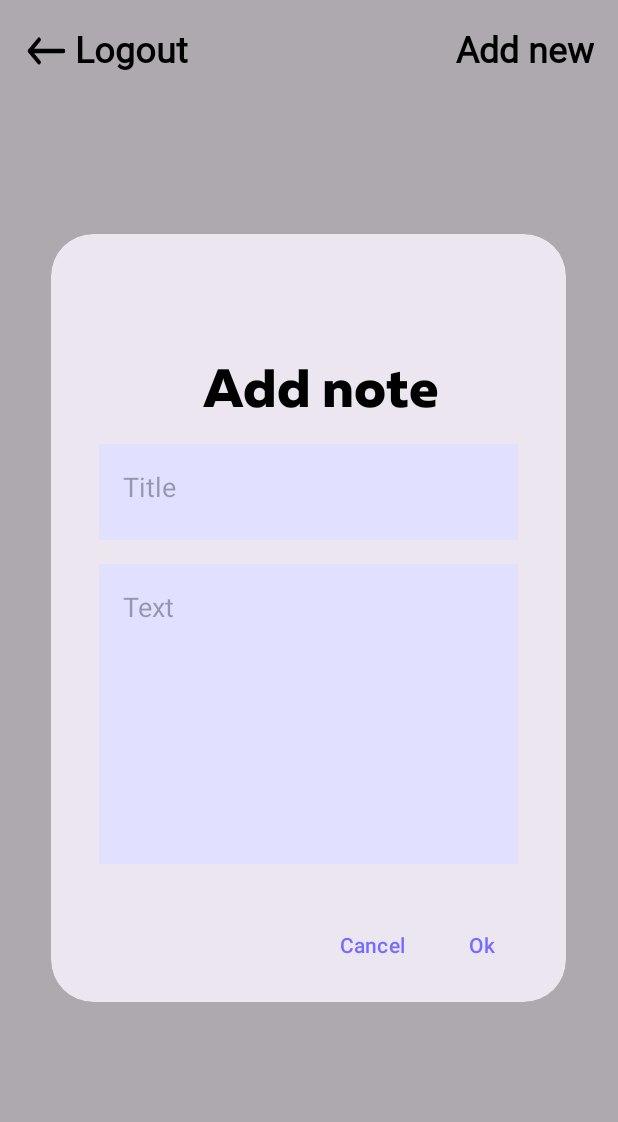
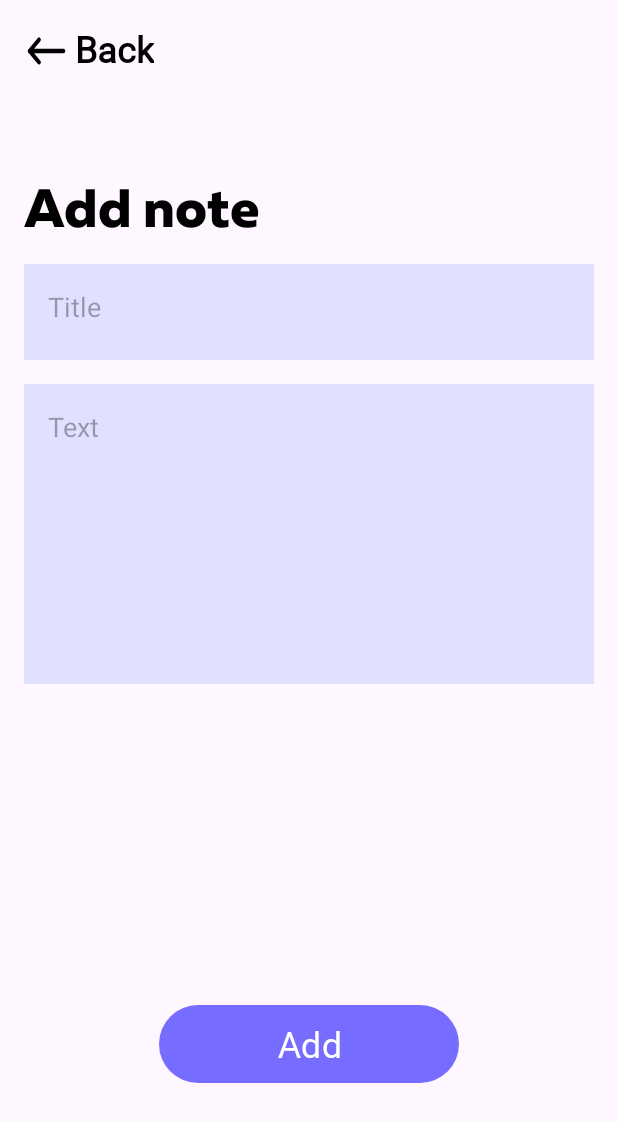
Before and after one commit to EmikaWinter/MyNotesApp, an Android app: the fragment AllNotesFragment placed in its activity, after a tap on "Add new", on a phone screen of 412 x 824 dp. Shown: the top 1122 px of the screen. Run offline under Robolectric (Android 15) with nearby library versions, the phone set to English and light mode, and no system bars.

Commit message:
quick fixes + problem Edit in Menu
implements logout alert dialog,
changed add note from dialog to menu,
got problem with EditNoteDialog in NoteAdapter (fun popupMenus)

```diff
--- /dev/null
+++ b/app/src/main/java/com/example/an16/mynotesapp/AddNoteFragment.kt
@@ -0,0 +1,75 @@
+package com.example.an16.mynotesapp
+
+import android.os.Bundle
+import android.view.LayoutInflater
+import android.view.View
+import android.view.ViewGroup
+import android.widget.Toast
+import androidx.fragment.app.Fragment
+import com.example.an16.mynotesapp.databinding.FragmentAddNoteBinding
+import com.example.an16.mynotesapp.model.Note
+import com.example.an16.mynotesapp.model.NotesDatabase
+import java.text.SimpleDateFormat
+import java.util.Calendar
+import java.util.Date
+import java.util.Locale
+
+class AddNoteFragment : Fragment() {
+
+    private var binding: FragmentAddNoteBinding? = null
+
+    private var notesList = NotesDatabase
+
+    override fun onCreateView(
+        inflater: LayoutInflater,
+        container: ViewGroup?,
+        savedInstanceState: Bundle?
+    ): View? {
+        binding = FragmentAddNoteBinding.inflate(layoutInflater)
+        return binding?.root
+    }
+
+    override fun onViewCreated(view: View, savedInstanceState: Bundle?) {
+        super.onViewCreated(view, savedInstanceState)
+
+        val titleEdit = binding?.titleEditText
+        val textEdit = binding?.textEditText
+        val currentDate: Date = Calendar.getInstance().time
+        val formatDate: String =
+            SimpleDateFormat("dd/MM/yyyy", Locale.getDefault()).format(currentDate)
+
+        val validator = Validator()
+
+        binding?.backTextView?.setOnClickListener {
+            parentFragmentManager.beginTransaction()
+                .replace(R.id.container, AllNotesFragment())
+                .commit()
+        }
+
+        binding?.addButton?.setOnClickListener {
+
+            val titleText = titleEdit?.text.toString()
+            val messageText = textEdit?.text.toString()
+
+            if (validator.validateText(titleText) && validator.validateText(messageText)) {
+
+                notesList.add(
+                    Note(
+                        notesList.id,
+                        titleText,
+                        messageText,
+                        formatDate
+                    )
+                )
+                Toast.makeText(requireContext(), R.string.saved, Toast.LENGTH_LONG).show()
+
+                parentFragmentManager.beginTransaction()
+                    .replace(R.id.container, AllNotesFragment())
+                    .commit()
+
+            } else {
+                Toast.makeText(requireContext(), R.string.empty_note, Toast.LENGTH_LONG).show()
+            }
+        }
+    }
+}
--- a/app/src/main/java/com/example/an16/mynotesapp/AllNotesFragment.kt
+++ b/app/src/main/java/com/example/an16/mynotesapp/AllNotesFragment.kt
@@ -4,25 +4,20 @@ import android.os.Bundle
 import android.view.LayoutInflater
 import android.view.View
 import android.view.ViewGroup
-import android.widget.EditText
-import android.widget.Toast
 import androidx.fragment.app.Fragment
 import androidx.recyclerview.widget.DividerItemDecoration
 import androidx.recyclerview.widget.LinearLayoutManager
 import androidx.recyclerview.widget.RecyclerView
 import com.example.an16.mynotesapp.databinding.FragmentAllNotesBinding
-import com.example.an16.mynotesapp.model.Note
+import com.example.an16.mynotesapp.model.NotesDatabase
 import com.example.an16.mynotesapp.noteAdapter.NoteAdapter
 import com.google.android.material.dialog.MaterialAlertDialogBuilder
-import java.text.SimpleDateFormat
-import java.util.Calendar
-import java.util.Locale
 
 class AllNotesFragment : Fragment() {
 
     private var binding: FragmentAllNotesBinding? = null
 
-    private val notesList = ArrayList<Note>()
+    private val notesList = NotesDatabase.notes
     private lateinit var noteAdapter: NoteAdapter
 
     override fun onCreateView(
@@ -56,55 +51,30 @@ class AllNotesFragment : Fragment() {
         recyclerView?.adapter = noteAdapter
 
         logout?.setOnClickListener {
+
+            MaterialAlertDialogBuilder(requireContext())
+                .setTitle(R.string.log_out)
+                .setMessage(R.string.alert_dialog_logout)
+                .setIcon(R.drawable.ic_logout)
+                .setPositiveButton(R.string.yes) { dialog, _ ->
+                    parentFragmentManager.beginTransaction()
+                        .replace(R.id.container, LoginFragment())
+                        .commit()
+                    dialog.dismiss()
+                }
+                .setNegativeButton(R.string.no){dialog, _ ->
+                    dialog.dismiss()
+                }
+                .create()
+                .show()
+        }
+
+        addNew?.setOnClickListener {
             parentFragmentManager.beginTransaction()
-                .replace(R.id.container, LoginFragment())
+                .replace(R.id.container, AddNoteFragment())
                 .addToBackStack(null)
                 .commit()
         }
-
-        addNew?.setOnClickListener {
-            addNote()
-        }
+        noteAdapter.notifyDataSetChanged()
     }
-
-//                TODO change on fragment
-        private fun addNote() {
-        val inflater = LayoutInflater.from(requireContext())
-        val view = inflater.inflate(R.layout.add_note_item, null)
-
-        val title = view.findViewById<EditText>(R.id.title_edit_text)
-        val text = view.findViewById<EditText>(R.id.text_edit_text)
-
-        val validator = Validator()
-
-        val builder = MaterialAlertDialogBuilder(requireContext())
-
-        builder.setView(view)
-            .setPositiveButton(R.string.ok)
-            { dialog, _ ->
-                val titleText = title.text.toString()
-                val textText = text.text.toString()
-                val date: String = SimpleDateFormat(
-                    "dd/MM/yyyy",
-                    Locale.getDefault()
-                ).format(Calendar.getInstance().time)
-
-                if (validator.validateText(titleText) && validator.validateText(textText)) {
-                    notesList.add(Note(titleText, textText, date))
-                    noteAdapter.notifyDataSetChanged()
-                    dialog.dismiss()
-                    Toast.makeText(requireContext(), R.string.saved, Toast.LENGTH_LONG).show()
-                } else {
-                    Toast.makeText(requireContext(), R.string.empty_note, Toast.LENGTH_LONG).show()
-                }
-            }
-            .setNegativeButton(R.string.cancel)
-            { dialog, _ ->
-                dialog.dismiss()
-                Toast.makeText(requireContext(), R.string.cancel, Toast.LENGTH_SHORT).show()
-            }
-            .create()
-            .show()
-    }
-
 }
--- a/app/src/main/java/com/example/an16/mynotesapp/FirstPageFragment.kt
+++ b/app/src/main/java/com/example/an16/mynotesapp/FirstPageFragment.kt
@@ -26,13 +26,11 @@ class FirstPageFragment : Fragment() {
         binding?.openButton?.setOnClickListener {
             parentFragmentManager.beginTransaction()
                 .replace(R.id.container, OnboardingFragment())
-                .addToBackStack(null)
                 .commit()
         }
         binding?.loginTextView?.setOnClickListener {
             parentFragmentManager.beginTransaction()
                 .replace(R.id.container, LoginFragment())
-                .addToBackStack(null)
                 .commit()
         }
     }
--- a/app/src/main/java/com/example/an16/mynotesapp/LoginFragment.kt
+++ b/app/src/main/java/com/example/an16/mynotesapp/LoginFragment.kt
@@ -26,7 +26,6 @@ class LoginFragment : Fragment() {
         binding?.loginToSignup?.setOnClickListener {
             parentFragmentManager.beginTransaction()
                 .replace(R.id.container, SignupFragment())
-                .addToBackStack(null)
                 .commit()
         }
 
@@ -59,7 +58,6 @@ class LoginFragment : Fragment() {
             if (loginInputLayout?.error.isNullOrEmpty() && passwordInputLayout?.error.isNullOrEmpty()) {
                 parentFragmentManager.beginTransaction()
                     .replace(R.id.container, AllNotesFragment())
-                    .addToBackStack(null)
                     .commit()
             }
         }
--- a/app/src/main/java/com/example/an16/mynotesapp/OnboardingFragment.kt
+++ b/app/src/main/java/com/example/an16/mynotesapp/OnboardingFragment.kt
@@ -29,7 +29,6 @@ class OnboardingFragment : Fragment() {
         binding?.skip?.setOnClickListener {
             parentFragmentManager.beginTransaction()
                 .replace(R.id.container, SignupFragment())
-                .addToBackStack(null)
                 .commit()
         }
 
--- a/app/src/main/java/com/example/an16/mynotesapp/SignupFragment.kt
+++ b/app/src/main/java/com/example/an16/mynotesapp/SignupFragment.kt
@@ -26,7 +26,6 @@ class SignupFragment : Fragment() {
         binding?.signupToLogin?.setOnClickListener {
             parentFragmentManager.beginTransaction()
                 .replace(R.id.container, LoginFragment())
-                .addToBackStack(null)
                 .commit()
         }
 
@@ -83,7 +82,6 @@ class SignupFragment : Fragment() {
             ) {
                 parentFragmentManager.beginTransaction()
                     .replace(R.id.container, AllNotesFragment())
-                    .addToBackStack(null)
                     .commit()
             }
         }
--- a/app/src/main/java/com/example/an16/mynotesapp/model/Note.kt
+++ b/app/src/main/java/com/example/an16/mynotesapp/model/Note.kt
@@ -1,6 +1,7 @@
 package com.example.an16.mynotesapp.model
 
 data class Note(
+    val id: Int,
     var title: String,
     var text: String,
     var date: String
--- /dev/null
+++ b/app/src/main/res/drawable/ic_logout.xml
@@ -0,0 +1,11 @@
+<vector xmlns:android="http://schemas.android.com/apk/res/android"
+    android:width="24dp"
+    android:height="24dp"
+    android:autoMirrored="true"
+    android:tint="@color/baby_purple"
+    android:viewportWidth="24"
+    android:viewportHeight="24">
+    <path
+        android:fillColor="@color/baby_purple"
+        android:pathData="M17,7l-1.41,1.41L18.17,11H8v2h10.17l-2.58,2.58L17,17l5,-5zM4,5h8V3H4c-1.1,0 -2,0.9 -2,2v14c0,1.1 0.9,2 2,2h8v-2H4V5z" />
+</vector>
--- a/app/src/main/res/layout/add_note_item.xml
+++ /dev/null
@@ -1,56 +0,0 @@
-<?xml version="1.0" encoding="utf-8"?>
-<LinearLayout xmlns:android="http://schemas.android.com/apk/res/android"
-    android:layout_width="match_parent"
-    android:layout_height="match_parent"
-    android:orientation="vertical"
-    android:padding="@dimen/margin_16dp"
-    android:gravity="center">
-
-    <LinearLayout
-        android:layout_width="match_parent"
-        android:layout_height="wrap_content"
-        android:orientation="vertical">
-
-        <TextView
-            android:id="@+id/add_note_textView"
-            style="@style/TextHeaderStyle"
-            android:layout_width="match_parent"
-            android:layout_height="wrap_content"
-            android:gravity="center"
-            android:layout_marginStart="@dimen/margin_16dp"
-            android:layout_marginTop="@dimen/margin_64dp"
-            android:text="@string/add_note"/>
-
-        <EditText
-            android:id="@+id/title_edit_text"
-            android:layout_width="match_parent"
-            android:layout_height="@dimen/title_height"
-            android:layout_marginStart="@dimen/margin_16dp"
-            android:layout_marginTop="@dimen/margin_16dp"
-            android:layout_marginEnd="@dimen/margin_16dp"
-            android:background="@color/purple_light"
-            android:gravity="top"
-            android:hint="@string/title"
-            android:importantForAutofill="no"
-            android:inputType="text"
-            android:paddingStart="@dimen/margin_16dp"
-            android:paddingTop="@dimen/margin_16dp" />
-
-        <EditText
-            android:id="@+id/text_edit_text"
-            android:layout_width="match_parent"
-            android:layout_height="@dimen/message_height"
-            android:layout_marginStart="@dimen/margin_16dp"
-            android:layout_marginTop="@dimen/margin_16dp"
-            android:layout_marginEnd="@dimen/margin_16dp"
-            android:background="@color/purple_light"
-            android:gravity="top"
-            android:hint="@string/text"
-            android:importantForAutofill="no"
-            android:inputType="textMultiLine"
-            android:paddingStart="@dimen/margin_16dp"
-            android:paddingTop="@dimen/margin_16dp" />
-
-    </LinearLayout>
-
-</LinearLayout>
--- /dev/null
+++ b/app/src/main/res/layout/fragment_add_note.xml
@@ -0,0 +1,80 @@
+<?xml version="1.0" encoding="utf-8"?>
+<androidx.constraintlayout.widget.ConstraintLayout xmlns:android="http://schemas.android.com/apk/res/android"
+    xmlns:app="http://schemas.android.com/apk/res-auto"
+    xmlns:tools="http://schemas.android.com/tools"
+    android:layout_width="match_parent"
+    android:layout_height="match_parent"
+    tools:context=".AddNoteFragment">
+
+    <TextView
+        android:id="@+id/back_textView"
+        style="@style/TextRegularStyle.Bold"
+        android:layout_width="wrap_content"
+        android:layout_height="wrap_content"
+        android:layout_marginStart="@dimen/margin_16dp"
+        android:layout_marginTop="@dimen/margin_16dp"
+        android:drawablePadding="@dimen/margin_4dp"
+        android:text="@string/back"
+        app:drawableStartCompat="@drawable/ic_arrow_back"
+        app:layout_constraintStart_toStartOf="parent"
+        app:layout_constraintTop_toTopOf="parent" />
+
+    <TextView
+        android:id="@+id/add_note_textView"
+        style="@style/TextHeaderStyle"
+        android:layout_width="wrap_content"
+        android:layout_height="wrap_content"
+        android:layout_marginStart="@dimen/margin_16dp"
+        android:layout_marginTop="@dimen/margin_64dp"
+        android:text="@string/add_note"
+        app:layout_constraintStart_toStartOf="parent"
+        app:layout_constraintTop_toBottomOf="@id/back_textView" />
+
+
+    <EditText
+        android:id="@+id/title_edit_text"
+        android:layout_width="match_parent"
+        android:layout_height="@dimen/title_height"
+        android:layout_marginStart="@dimen/margin_16dp"
+        android:layout_marginTop="@dimen/margin_16dp"
+        android:layout_marginEnd="@dimen/margin_16dp"
+        android:background="@color/purple_light"
+        android:gravity="top"
+        android:hint="@string/title"
+        android:importantForAutofill="no"
+        android:inputType="text"
+        android:paddingStart="@dimen/margin_16dp"
+        android:paddingTop="@dimen/margin_16dp"
+        app:layout_constraintTop_toBottomOf="@id/add_note_textView"
+        tools:ignore="RtlSymmetry" />
+
+    <EditText
+        android:id="@+id/text_edit_text"
+        android:layout_width="match_parent"
+        android:layout_height="@dimen/message_height"
+        android:layout_marginStart="@dimen/margin_16dp"
+        android:layout_marginTop="@dimen/margin_16dp"
+        android:layout_marginEnd="@dimen/margin_16dp"
+        android:background="@color/purple_light"
+        android:gravity="top"
+        android:hint="@string/text"
+        android:importantForAutofill="no"
+        android:inputType="textMultiLine"
+        android:paddingStart="@dimen/margin_16dp"
+        android:paddingTop="@dimen/margin_16dp"
+        app:layout_constraintTop_toBottomOf="@id/title_edit_text"
+        tools:ignore="RtlSymmetry" />
+
+    <Button
+        android:id="@+id/add_button"
+        style="@style/TextButtonStyle"
+        android:layout_width="@dimen/button_width"
+        android:layout_height="@dimen/button_height"
+        android:layout_marginBottom="@dimen/margin_76dp"
+        android:text="@string/add"
+        android:textSize="@dimen/text_size_small"
+        app:layout_constraintBottom_toBottomOf="parent"
+        app:layout_constraintEnd_toEndOf="parent"
+        app:layout_constraintStart_toStartOf="parent" />
+
+</androidx.constraintlayout.widget.ConstraintLayout>
--- a/app/src/main/res/values/strings.xml
+++ b/app/src/main/res/values/strings.xml
@@ -9,7 +9,7 @@
     <string name="copy">Copy text</string>
     <string name="copied">Text has been copied</string>
     <string name="delete">Delete</string>
-    <string name="are_you_shure_to_delete">Are you shure to delete?</string>
+    <string name="alert_dialog_delete">Are you shure you want to delete?</string>
     <string name="deleted">Note deleted</string>
     <string name="close">Close</string>
     <string name="skip">Skip</string>
@@ -17,6 +17,7 @@
     <string name="sign_up">Sign-Up</string>
     <string name="log_in">Log-In</string>
     <string name="log_out">Logout</string>
+    <string name="alert_dialog_logout">Are you sure you want to log out?</string>
     <string name="you_have_an_account">You have an account?</string>
     <string name="return_to">Return to </string>
     <string name="ok">Ok</string>
```
Also changed, not shown: app/src/main/java/com/example/an16/mynotesapp/EditNoteDialogFragment.kt (added, +51 -0 lines), app/src/main/java/com/example/an16/mynotesapp/noteAdapter/NoteAdapter.kt (+19 -13 lines), app/src/main/res/layout/dialog_edit_note.xml (renamed from app/src/main/res/layout/edit_note_item.xml), 1 other file.
